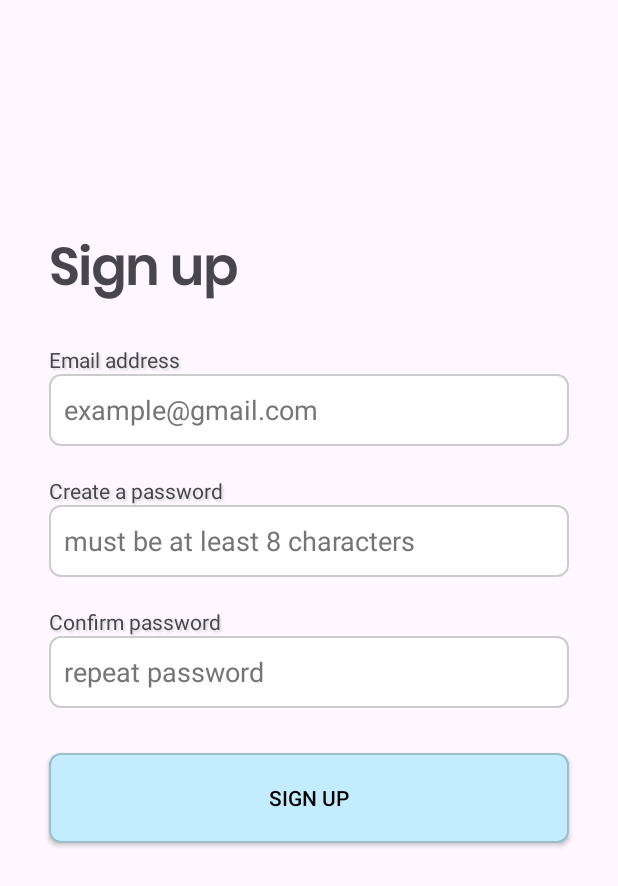
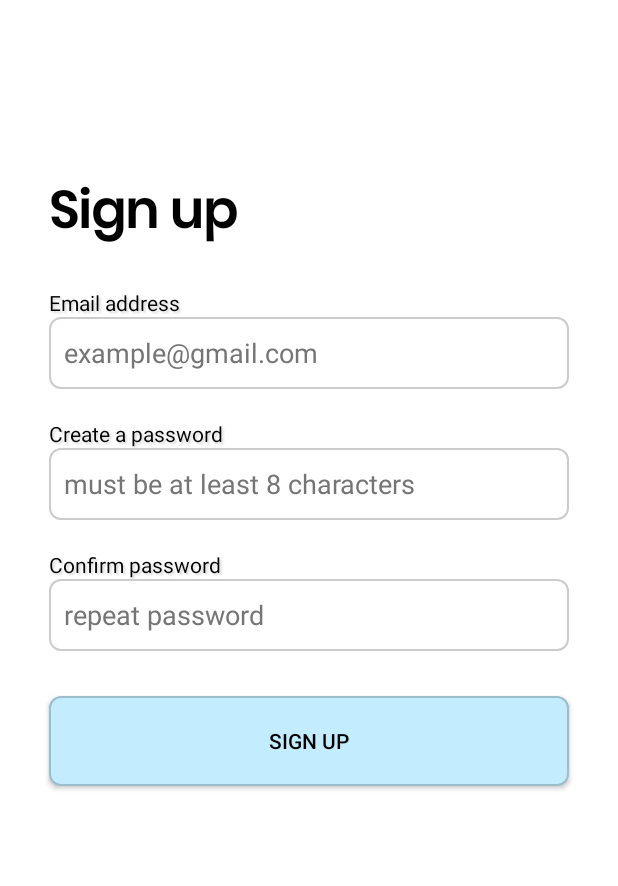
Before and after one commit to Thormogal/CloseBySocialize, an Android app: the SignupActivity screen opened directly, with no data from a screen before it, on a phone screen of 412 x 824 dp. Shown: the top 886 px of the screen. Run offline under Robolectric (Android 15) with nearby library versions, the phone set to English and light mode, and no system bars; our stand-ins replace Firebase (no records; nobody signed in at launch, a user with empty details on screens opened directly).

Commit message:
Fixed the textcolors in the different login activities. Realigned the top-texts to be 15% down from top instead of 20%. Fixed the background to be white in the sign up page.

```diff
--- a/app/src/main/res/layout/activity_signup.xml
+++ b/app/src/main/res/layout/activity_signup.xml
@@ -3,6 +3,7 @@
     xmlns:tools="http://schemas.android.com/tools"
     android:layout_width="match_parent"
     android:layout_height="match_parent"
+    android:background="@color/primary_background"
     xmlns:app="http://schemas.android.com/apk/res-auto">
 
     <androidx.constraintlayout.widget.Guideline
@@ -25,13 +26,14 @@
         android:layout_height="wrap_content"
         android:fontFamily="@font/poppins_medium"
         android:text="@string/sign_up"
+        android:textColor="@color/primary_text"
         android:textSize="34sp"
         android:textStyle="bold"
         app:layout_constraintBottom_toBottomOf="parent"
         app:layout_constraintEnd_toEndOf="@id/signUpVerticalGuideline2"
         app:layout_constraintStart_toStartOf="@id/signUpVerticalGuideline1"
         app:layout_constraintTop_toTopOf="parent"
-        app:layout_constraintVertical_bias="0.20" />
+        app:layout_constraintVertical_bias="0.15" />
 
     <TextView
         android:id="@+id/emailTextView"
@@ -43,8 +45,9 @@
         android:shadowDy="2"
         android:shadowRadius="1"
         android:text="@string/email_address"
+        android:textColor="@color/primary_text"
+        app:layout_constraintEnd_toEndOf="@id/signUpVerticalGuideline2"
         app:layout_constraintStart_toStartOf="@id/signUpVerticalGuideline1"
-        app:layout_constraintEnd_toEndOf="@id/signUpVerticalGuideline2"
         app:layout_constraintTop_toBottomOf="@+id/signUpTextView" />
 
     <EditText
@@ -72,8 +75,9 @@
         android:shadowDy="2"
         android:shadowRadius="1"
         android:text="@string/create_password"
+        android:textColor="@color/primary_text"
+        app:layout_constraintEnd_toEndOf="@id/signUpVerticalGuideline2"
         app:layout_constraintStart_toStartOf="@id/signUpVerticalGuideline1"
-        app:layout_constraintEnd_toEndOf="@id/signUpVerticalGuideline2"
         app:layout_constraintTop_toBottomOf="@+id/emailEditText" />
 
     <EditText
@@ -101,8 +105,9 @@
         android:shadowDy="2"
         android:shadowRadius="1"
         android:text="@string/confirm_password"
+        android:textColor="@color/primary_text"
+        app:layout_constraintEnd_toEndOf="@id/signUpVerticalGuideline2"
         app:layout_constraintStart_toStartOf="@id/signUpVerticalGuideline1"
-        app:layout_constraintEnd_toEndOf="@id/signUpVerticalGuideline2"
         app:layout_constraintTop_toBottomOf="@+id/passwordEditText" />
 
     <EditText
```
Also changed, not shown: app/src/main/res/layout/activity_login.xml (+9 -6 lines), app/src/main/res/layout/activity_reset_password.xml (+10 -6 lines).
